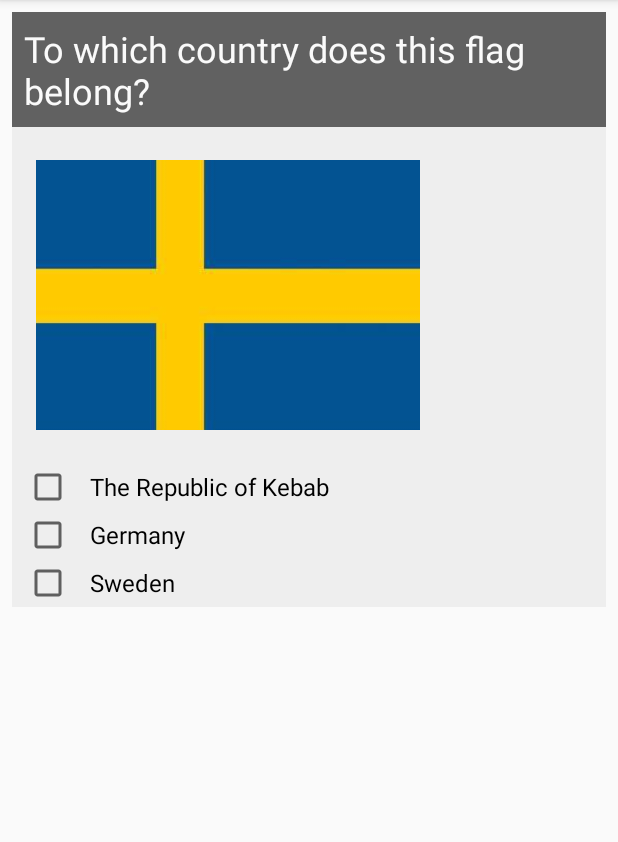
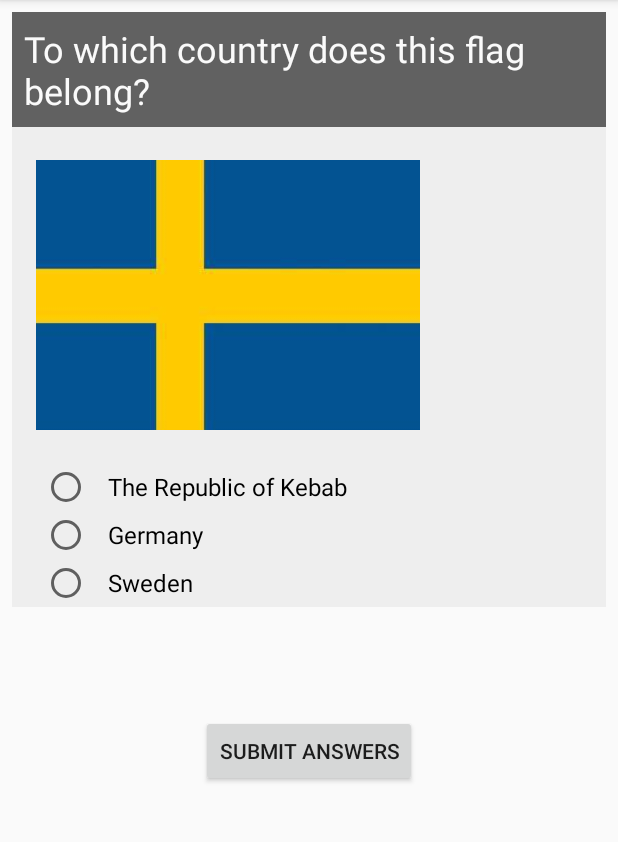
Before and after one commit to ElKebaboKing/Android_project_3, an Android app: the screen it shows after launch (MainActivity), on a phone screen of 412 x 824 dp, the part 84-926 px from its top. Run offline under Robolectric (Android 15) with nearby library versions, the light colour scheme and no system bars.

Commit message:
Add correction of answers and change checkboxes to radio buttons of the first question.

```diff
--- a/app/src/main/java/com/example/android/quizapp/MainActivity.java
+++ b/app/src/main/java/com/example/android/quizapp/MainActivity.java
@@ -1,13 +1,33 @@
 package com.example.android.quizapp;
 
+import android.os.Bundle;
 import android.support.v7.app.AppCompatActivity;
-import android.os.Bundle;
+import android.view.View;
+import android.widget.RadioButton;
+import android.widget.Toast;
 
 public class MainActivity extends AppCompatActivity {
 
+    int score;
+    int questionsAnswered = 0;
     @Override
     protected void onCreate(Bundle savedInstanceState) {
         super.onCreate(savedInstanceState);
         setContentView(R.layout.activity_main);
     }
+
+    public void correctQuiz(View view){
+
+        // Boolean for the correct answer of the first question
+        boolean answer1 = ((RadioButton) findViewById(R.id.q1_radioButton3)).isChecked();
+
+
+
+
+        score = (answer1?1:0);
+
+        Toast.makeText(this, "Your score is: " + score + "/1", Toast.LENGTH_SHORT).show();
+
+
+    }
 }
--- a/app/src/main/res/layout/activity_main.xml
+++ b/app/src/main/res/layout/activity_main.xml
@@ -41,38 +41,59 @@
                 android:src="@drawable/sweden"
                 android:layout_margin="@dimen/flag_margin"/>
 
-            <!-- Answer -->
-            <CheckBox
-                android:id="@+id/q1_checkBox1"
+            <RadioGroup
                 android:layout_width="match_parent"
                 android:layout_height="wrap_content"
                 android:layout_marginLeft="@dimen/answer_margin"
+                android:paddingLeft="@dimen/checkbox_padding_left"
+                android:orientation="vertical">
+
+                <!-- Answer -->
+                <RadioButton
+                    android:id="@+id/q1_radioButton1"
+                    android:layout_width="match_parent"
+                    android:layout_height="wrap_content"
                     android:paddingLeft="@dimen/checkbox_padding_left"
                     android:text="The Republic of Kebab"
                     android:textSize="@dimen/answer_text_size" />
 
                 <!-- Answer -->
-            <CheckBox
-                android:id="@+id/q1_checkBox2"
+                <RadioButton
+                    android:id="@+id/q1_radioButton2"
                     android:layout_width="match_parent"
                     android:layout_height="wrap_content"
                     android:paddingLeft="@dimen/checkbox_padding_left"
-                android:textSize="@dimen/answer_text_size"
                     android:text="Germany"
-                android:layout_marginLeft="@dimen/answer_margin"/>
+                    android:textSize="@dimen/answer_text_size"/>
 
                 <!-- Answer -->
-            <CheckBox
-                android:id="@+id/q1_checkBox3"
+                <RadioButton
+                    android:id="@+id/q1_radioButton3"
                     android:layout_width="match_parent"
                     android:layout_height="wrap_content"
                     android:paddingLeft="@dimen/checkbox_padding_left"
-                android:textSize="@dimen/answer_text_size"
                     android:text="Sweden"
-                android:layout_marginLeft="@dimen/answer_margin"/>
+                    android:textSize="@dimen/answer_text_size" />
+
+            </RadioGroup>
+
 
         </LinearLayout>
 
+        <!-- Submit button -->
+        <RelativeLayout
+            android:layout_width="match_parent"
+            android:layout_height="match_parent">
+
+            <Button
+                android:layout_width="wrap_content"
+                android:layout_height="wrap_content"
+                android:layout_centerHorizontal="true"
+                android:layout_alignParentBottom="true"
+                android:onClick="correctQuiz"
+                android:text="Submit answers"
+                android:layout_margin="32dp" />
+        </RelativeLayout>
 
     </LinearLayout>
 </ScrollView>
```
Also changed, not shown: app/src/main/res/drawable/uk.gif (renamed from app/src/main/res/drawable/UK.gif). Lines whose indentation alone changed are shown as unchanged.
